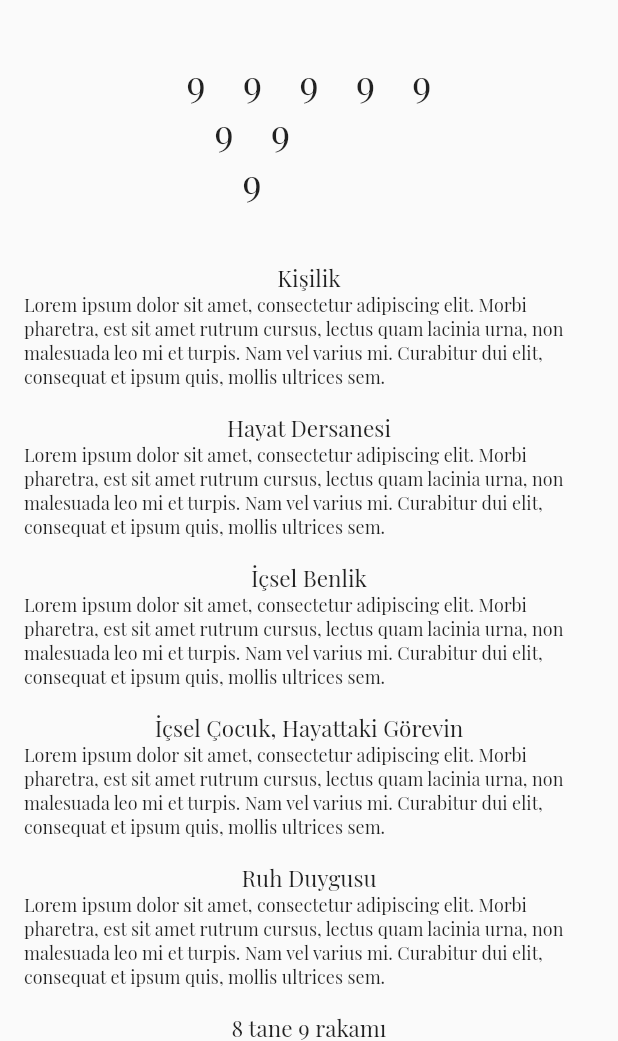
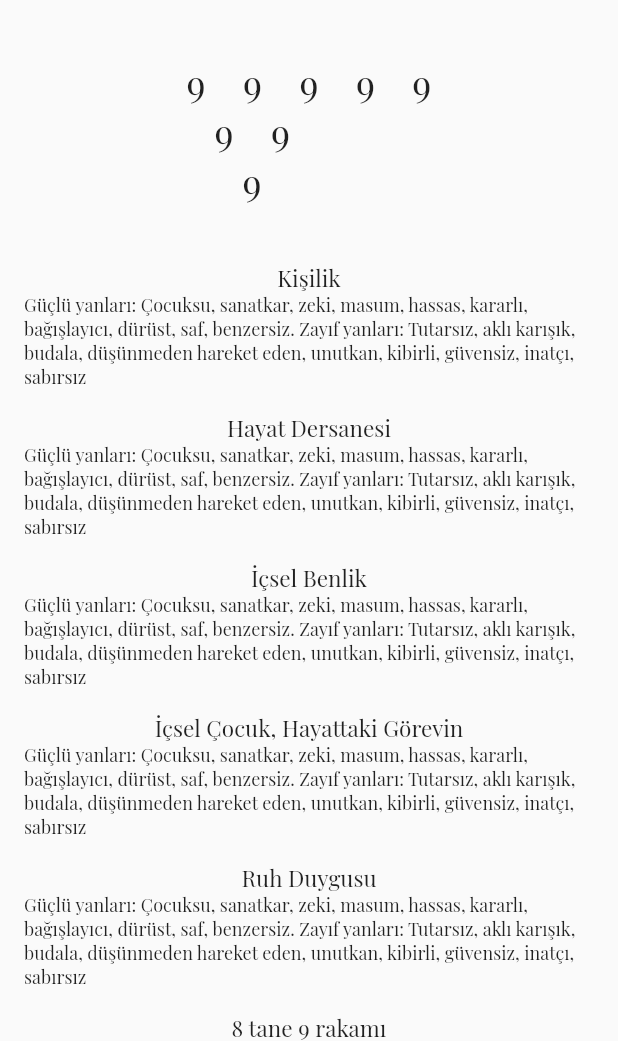
Before and after one commit to imertgul/pin_kodu, a Flutter app: the ResultPage screen opened directly, on a phone screen of 412 x 824 dp, the part 195-1236 px from its top. Run offline on Flutter 3.47's test engine with Material 2 defaults, Android fonts, the light colour scheme and no system bars; project files that could hold a hidden picture were left out.

Commit message:
Açıklamalar eklendi

```diff
--- a/lib/utilities/constant.dart
+++ b/lib/utilities/constant.dart
@@ -14,13 +14,13 @@ List<TextEditingController> myController = List<TextEditingController>.generate(
 
 Map<int, String> myBullShits = {
   // 0: "Lorem ipsum dolor sit amet, consectetur adipiscing elit. Morbi pharetra, est sit amet rutrum cursus, lectus quam lacinia urna, non malesuada leo mi et turpis. Nam vel varius mi. Curabitur dui elit, consequat et ipsum quis, mollis ultrices sem.",
-  1: "Lorem ipsum dolor sit amet, consectetur adipiscing elit. Morbi pharetra, est sit amet rutrum cursus, lectus quam lacinia urna, non malesuada leo mi et turpis. Nam vel varius mi. Curabitur dui elit, consequat et ipsum quis, mollis ultrices sem.",
-  2: "Lorem ipsum dolor sit amet, consectetur adipiscing elit. Morbi pharetra, est sit amet rutrum cursus, lectus quam lacinia urna, non malesuada leo mi et turpis. Nam vel varius mi. Curabitur dui elit, consequat et ipsum quis, mollis ultrices sem.",
-  3: "Lorem ipsum dolor sit amet, consectetur adipiscing elit. Morbi pharetra, est sit amet rutrum cursus, lectus quam lacinia urna, non malesuada leo mi et turpis. Nam vel varius mi. Curabitur dui elit, consequat et ipsum quis, mollis ultrices sem.",
-  4: "Lorem ipsum dolor sit amet, consectetur adipiscing elit. Morbi pharetra, est sit amet rutrum cursus, lectus quam lacinia urna, non malesuada leo mi et turpis. Nam vel varius mi. Curabitur dui elit, consequat et ipsum quis, mollis ultrices sem.",
-  5: "Lorem ipsum dolor sit amet, consectetur adipiscing elit. Morbi pharetra, est sit amet rutrum cursus, lectus quam lacinia urna, non malesuada leo mi et turpis. Nam vel varius mi. Curabitur dui elit, consequat et ipsum quis, mollis ultrices sem.",
-  6: "Lorem ipsum dolor sit amet, consectetur adipiscing elit. Morbi pharetra, est sit amet rutrum cursus, lectus quam lacinia urna, non malesuada leo mi et turpis. Nam vel varius mi. Curabitur dui elit, consequat et ipsum quis, mollis ultrices sem.",
-  7: "Lorem ipsum dolor sit amet, consectetur adipiscing elit. Morbi pharetra, est sit amet rutrum cursus, lectus quam lacinia urna, non malesuada leo mi et turpis. Nam vel varius mi. Curabitur dui elit, consequat et ipsum quis, mollis ultrices sem.",
-  8: "Lorem ipsum dolor sit amet, consectetur adipiscing elit. Morbi pharetra, est sit amet rutrum cursus, lectus quam lacinia urna, non malesuada leo mi et turpis. Nam vel varius mi. Curabitur dui elit, consequat et ipsum quis, mollis ultrices sem.",
-  9: "Lorem ipsum dolor sit amet, consectetur adipiscing elit. Morbi pharetra, est sit amet rutrum cursus, lectus quam lacinia urna, non malesuada leo mi et turpis. Nam vel varius mi. Curabitur dui elit, consequat et ipsum quis, mollis ultrices sem.",
+  1: "Güçlü yanları: Yaratıcı, lider, konuşkan, uçucu, parlak, dokunsal, neşeli, gururlu, kendine güvenen ve kendinden emin, ilgili. Zayıf yanları: Depresif, yüksek sesli, alıngan, hoşgörüsüz, huysuz, kendine güvensiz, tembel değişken, saldırgan, ağzında geveleyerek konuşan, bencil",
+  2: "Güçlü yanları: Besleyici, özenli, sessiz, gözlemci, soğuk ve etkileyici, utangaç, evcimen, sakin, ağzı sıkı, ağırbaşlı. Zayıf yanları: Duygusal, hassas, ağlamaklı, savunmacı, içine kapanık, aşırı koruyucu, sinirli, mantıksız, hüzünlü, somurtkan, değişken",
+  3: "Güçlü yanları: Organize, bağımsız, adanmış, dindar, iyimser, samimi, neşeli, canlı, dürüst, tutkulu, ciddi, hayvansever. Zayıf yanları: Acımasız, fanatik, küstah, davranış sorunu olabilen, somurtkan, küskün, ilgisiz, kayıtsız, askeri düzende, hoppa, yanlış yönlendirilebilen, düşmanca davranan",
+  4: "Güçlü yanları: Esrarengiz, devrimsel, amaca yönelik, zeki, sıradışı, ileri görüşlü, farklı, temkinli, heyecanlandırıcı, cesaretlendirici, bireysel, sadık, adil. Zayıf yanları: Gizleme eğiliminde, muammalı, tuhaf, şaşırtıcı konuşmalar yapan, göreneklere uymayan, kindar, kolay heyecanlanan, patavatsız, ön yargılı, önceden tahmin edilemez, hilekar, sabit, yalancı",
+  5: "Güçlü yanları: Nazik, mizahi, analitik, dışa dönük, konuşkan, esnek, mantıklı, sonuç odaklı, değişimden hoşlanan. Zayıf yanları: Asi, yerinde duramayan, eleştiren, itiraz eden, keskin dilli, havai, gerilimli, zor, karşıt fikirli, sinirli",
+  6: "Güçlü yanları: Dost canlısı, sevecen, romantik, çekici, tutkulu, tensel uyumlu, uzlaştırıcı, sakin. Zayıf yanları: Kıskanç, cimri, aşırı duygusal, talepkar, kendisiyle ilgili, ölçüsüz, hesapçı, hayalperest, içine kapanık, uyumsuz",
+  7: "Güçlü yanları: Ilımlı, sessiz, adanmış, sanat tutkunu, tarafsız, kararlı, güvenilir, seçkin, meraklı, idealist. Zayıf yanları: İntikamcı, münzevi, soğuk, duygusal, radikal, değişken, endişeli, ifadesiz, saldırgan, kontrol etme takıntısı olan, utangaç",
+  8: "Güçlü yanları: Dengeli, sabırlı, destekleyici, sorumluluk sahibi, ciddi, deneyimli, soğukkanlı, çalışkan, güvenlik duygusundan hoşlanan, akıllı, dünyevi. Zayıf yanları: Güvensiz, telaşlı, gergin, takıntılı, duygularını gizleyen, hesapçı, buyurgan, dalavereci, sabit, kendini kurban hisseden ya da kurban rolü oynamayı seven",
+  9: "Güçlü yanları: Çocuksu, sanatkar, zeki, masum, hassas, kararlı, bağışlayıcı, dürüst, saf, benzersiz. Zayıf yanları: Tutarsız, aklı karışık, budala, düşünmeden hareket eden, unutkan, kibirli, güvensiz, inatçı, sabırsız",
 };
```
